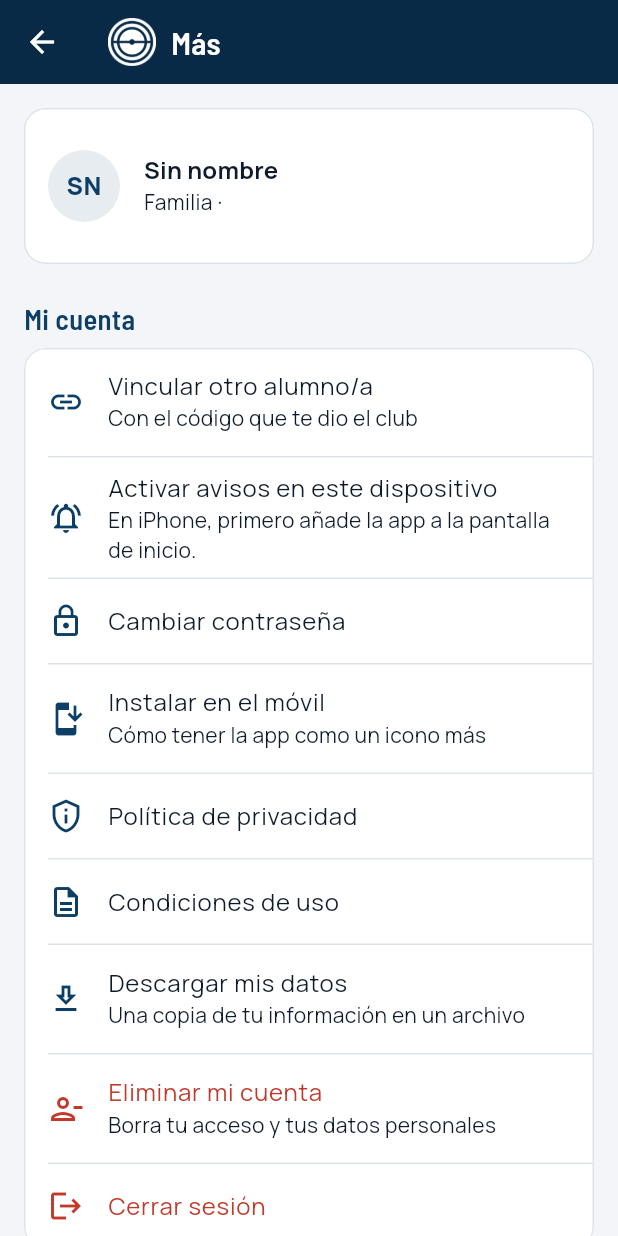
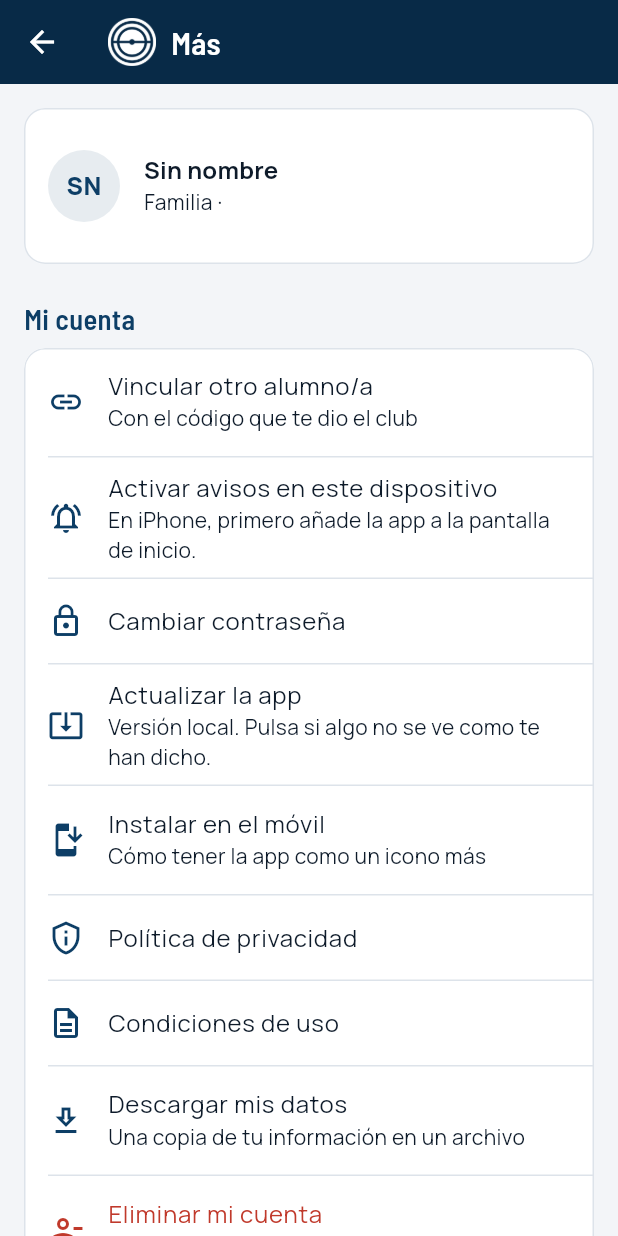
Before and after one commit to yb2ypwpzz9-cmd/https-github.com-nextlevelbuilder-ui-ux-pro-max-skill, a Flutter app: the MasScreen screen opened directly, on a phone screen of 412 x 824 dp. Run offline on Flutter 3.47's test engine with Material 3 defaults, Android fonts, the phone set to English and light mode, and no system bars; our stand-ins replace cloud_firestore, cloud_functions, file_picker, firebase_auth, firebase_core, firebase_messaging and 5 more; missing offline and left inert: dart:js_interop, firebase_app_check; accounts and stored records are empty.

Commit message:
Apaga App Check hasta probarlo en un iPhone real; versión visible y botón para forzar la última versión
- App Check queda desactivado (clave vacía): se estrenó justo antes de que
  empezaran a fallar los toques y las cabeceras de seguridad no dejaban cargar
  reCAPTCHA. Cabeceras ya ampliadas para cuando se reactive.
- Más → Actualizar la app: muestra la versión publicada y borra cachés y
  service worker para bajar la última.

Co-Authored-By: Claude Sonnet 5.5 <noreply@anthropic.com>
Claude-Session: https://claude.ai/code/session_01AjzRgQ5b8Xph6EEUpR4ouz

```diff
--- a/spado-rackets-app/lib/config/club_config.dart
+++ b/spado-rackets-app/lib/config/club_config.dart
@@ -31,7 +31,15 @@ abstract final class ClubConfig {
 
   /// Clave de sitio de reCAPTCHA Enterprise (Fraud Defense) para Firebase App
   /// Check. Es pública. Vacía = App Check apagado y la app funciona igual.
-  static const appCheckKey = '6LdHEQUuAAAAAJiT9XrEyfL-k4iBh5DZnvD3QJfq';
+  ///
+  /// APAGADO a propósito (clave vacía) hasta comprobar, en un iPhone real, que
+  /// no afecta a la fluidez y que las cabeceras de seguridad dejan cargar
+  /// reCAPTCHA. Clave de sitio ya creada: 6LdHEQUuAAAAAJiT9XrEyfL-k4iBh5DZnvD3QJfq
+  static const appCheckKey = '';
+
+  /// Versión publicada (los 7 primeros caracteres del commit). La pone
+  /// Netlify al compilar; en local sale "local".
+  static const version = String.fromEnvironment('APP_VERSION', defaultValue: 'local');
 
   /// El fichaje exige ubicación, como en Spado Soccer: un fichaje sin posición
   /// no demuestra que el entrenador estuviera en la pista.
--- a/spado-rackets-app/lib/screens/shared/mas_screen.dart
+++ b/spado-rackets-app/lib/screens/shared/mas_screen.dart
@@ -101,6 +101,13 @@ class MasScreen extends StatelessWidget {
               leading: const Icon(Icons.lock_outline, color: AppColors.navy),
               title: const Text('Cambiar contraseña'),
               onTap: () => _cambiarPassword(context),
+            ),
+            ListTile(
+              leading: const Icon(Icons.system_update_alt, color: AppColors.navy),
+              title: const Text('Actualizar la app'),
+              subtitle: const Text('Versión ${ClubConfig.version}. Pulsa si algo no '
+                  'se ve como te han dicho.'),
+              onTap: () => recargarApp(),
             ),
             ListTile(
               leading: const Icon(Icons.install_mobile, color: AppColors.navy),
```
Also changed, not shown: spado-rackets-app/lib/services/descarga.dart (+21 -0 lines), 2 other files.
